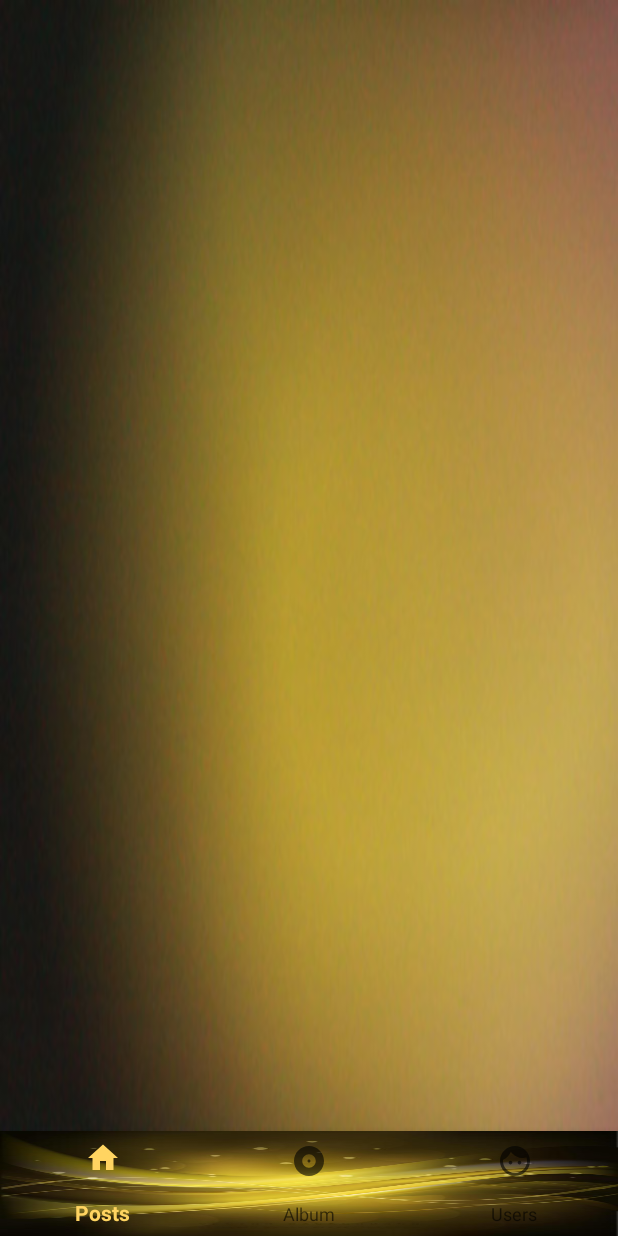
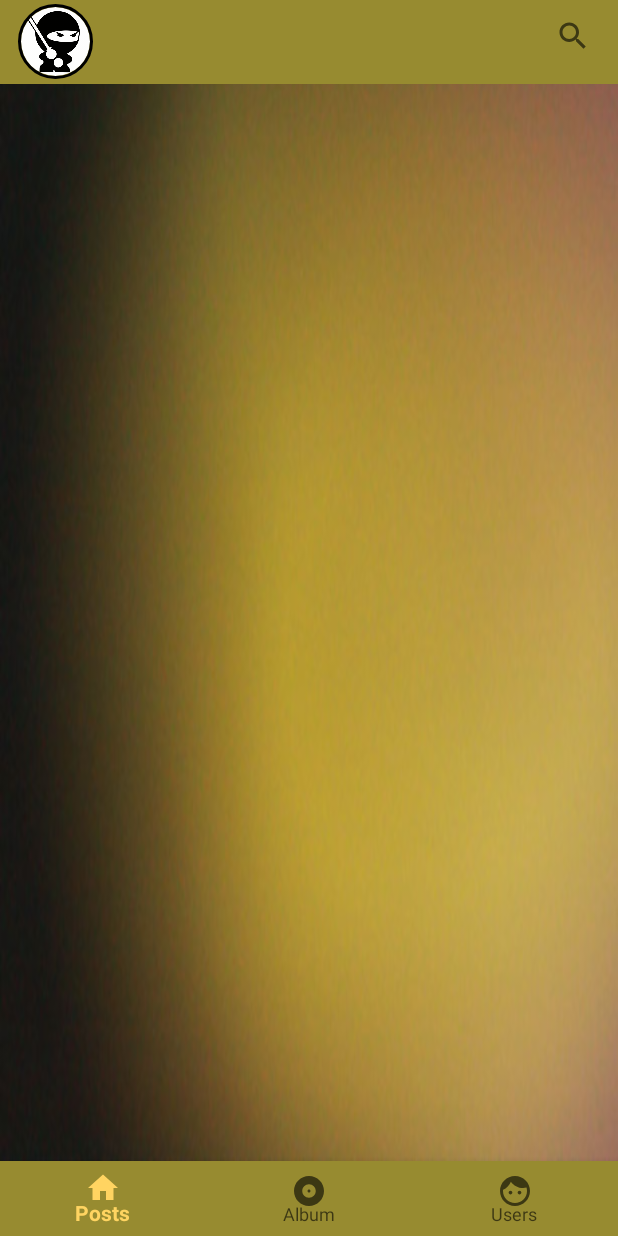
Before and after one commit to ezzat2019/FakeApi, an Android app: the screen it shows after launch (MainActivity), on a phone screen of 412 x 824 dp. Run offline under Robolectric (Android 15) with nearby library versions, the phone set to English and light mode, and no system bars; our stand-ins replace CircleImageView, paging; libraries missing offline, so code that uses them is left out: androidx.paging; 6 statements that could not run were skipped.

```diff
--- a/app/build.gradle
+++ b/app/build.gradle
@@ -57,5 +57,7 @@ dependencies {
 
     implementation 'com.sothree.slidinguppanel:library:3.4.0'
 
+    implementation 'de.hdodenhof:circleimageview:3.0.0'
+
 
 }
--- a/app/src/main/java/com/example/programmer/fakeapi/MainActivity.java
+++ b/app/src/main/java/com/example/programmer/fakeapi/MainActivity.java
@@ -1,9 +1,13 @@
 package com.example.programmer.fakeapi;
 
+import android.content.Context;
 import android.os.Bundle;
 import android.os.Handler;
 import android.util.Log;
+import android.view.KeyEvent;
 import android.view.MenuItem;
+import android.view.View;
+import android.view.inputmethod.InputMethodManager;
 import android.widget.Toast;
 
 import androidx.annotation.NonNull;
@@ -15,17 +19,11 @@ import com.example.programmer.fakeapi.adapters.view_pager.ViewPagerAdapter;
 import com.example.programmer.fakeapi.fragments.AlbumFragment;
 import com.example.programmer.fakeapi.fragments.PostFragment;
 import com.example.programmer.fakeapi.fragments.UsersFragment;
-import com.example.programmer.fakeapi.models.Comments;
-import com.example.programmer.fakeapi.retrofit.RetrofitMain;
 import com.example.programmer.fakeapi.view_models.MainViewModel;
 import com.google.android.material.bottomnavigation.BottomNavigationView;
 
 import java.util.ArrayList;
 import java.util.List;
-
-import retrofit2.Call;
-import retrofit2.Callback;
-import retrofit2.Response;
 
 public class MainActivity extends AppCompatActivity {
     // ui
@@ -33,7 +31,8 @@ public class MainActivity extends AppCompatActivity {
 
     private ViewPager viewPager;
     private List<Fragment> fragmentList;
-    private BottomNavigationView navView;
+    public static BottomNavigationView navView;
+
 
     // var
 
@@ -41,6 +40,7 @@ public class MainActivity extends AppCompatActivity {
     private ViewPagerAdapter viewPagerAdapter;
     private MenuItem item;
     private MainViewModel viewModel;
+    private InputMethodManager methodManager;
     private BottomNavigationView.OnNavigationItemSelectedListener mOnNavigationItemSelectedListener
             = new BottomNavigationView.OnNavigationItemSelectedListener() {
 
@@ -76,9 +76,13 @@ public class MainActivity extends AppCompatActivity {
 
         createBottomNaviagte();
 
+        methodManager = (InputMethodManager) getSystemService(Context.INPUT_METHOD_SERVICE);
+
+
 
 
     }
+
 
     private void createViewPager() {
         fragmentList = new ArrayList<>();
@@ -131,6 +135,14 @@ public class MainActivity extends AppCompatActivity {
 
     @Override
     public void onBackPressed() {
+        // close search view on back button pressed
+        if (PostFragment.searchView!=null) {
+            if (!PostFragment.searchView.isIconified()) {
+                PostFragment.searchView.setIconified(true);
+                return;
+            }
+        }
+
         if (isBack) {
             super.onBackPressed();
         } else {
@@ -146,4 +158,7 @@ public class MainActivity extends AppCompatActivity {
         }
 
     }
+
+
+
 }
--- a/app/src/main/java/com/example/programmer/fakeapi/fragments/PostFragment.java
+++ b/app/src/main/java/com/example/programmer/fakeapi/fragments/PostFragment.java
@@ -1,13 +1,17 @@
 package com.example.programmer.fakeapi.fragments;
 
 
+import android.content.Context;
 import android.content.Intent;
 import android.os.Bundle;
 import android.os.Handler;
+import android.view.KeyEvent;
 import android.view.LayoutInflater;
 import android.view.View;
 import android.view.ViewGroup;
+import android.view.inputmethod.InputMethodManager;
 import android.widget.ProgressBar;
+import android.widget.SearchView;
 
 import androidx.annotation.NonNull;
 import androidx.annotation.Nullable;
@@ -19,6 +23,7 @@ import androidx.recyclerview.widget.LinearLayoutManager;
 import androidx.recyclerview.widget.RecyclerView;
 
 import com.example.programmer.fakeapi.CommentActivity;
+import com.example.programmer.fakeapi.MainActivity;
 import com.example.programmer.fakeapi.R;
 import com.example.programmer.fakeapi.adapters.RecyclePostAdapter;
 import com.example.programmer.fakeapi.models.Posts;
@@ -34,12 +39,14 @@ public class PostFragment extends Fragment {
     // ui
     private RecyclerView recyclerView;
     private ProgressBar progressBar;
+    public static android.widget.SearchView searchView;
 
 
     // var
     private RecyclePostAdapter adapter;
     private MainViewModel mainViewModel;
     private static int id1;
+
 
 
     public PostFragment() {
@@ -60,9 +67,32 @@ public class PostFragment extends Fragment {
 
         setUpProgessBar(view);
 
-
         setUpRecycle(view);
 
+        setUpSearchView(view);
+
+    }
+
+    private void setUpSearchView(View view) {
+
+
+
+        searchView=view.findViewById(R.id.post_search);
+
+      searchView.setOnQueryTextListener(new SearchView.OnQueryTextListener() {
+          @Override
+          public boolean onQueryTextSubmit(String s) {
+
+              adapter.getFilter().filter(s);
+              return false;
+          }
+
+          @Override
+          public boolean onQueryTextChange(String s) {
+              adapter.getFilter().filter(s);
+              return false;
+          }
+      });
     }
 
 
@@ -112,4 +142,5 @@ public class PostFragment extends Fragment {
     public void setId1(int id22) {
         id1 = id22;
     }
+
 }
--- a/app/src/main/res/drawable/ic_album_black_24dp.xml
+++ b/app/src/main/res/drawable/ic_album_black_24dp.xml
@@ -4,6 +4,6 @@
         android:viewportWidth="24.0"
         android:viewportHeight="24.0">
     <path
-        android:fillColor="#FF000000"
+        android:fillColor="@color/colorAccent"
         android:pathData="M12,2C6.48,2 2,6.48 2,12s4.48,10 10,10 10,-4.48 10,-10S17.52,2 12,2zM12,16.5c-2.49,0 -4.5,-2.01 -4.5,-4.5S9.51,7.5 12,7.5s4.5,2.01 4.5,4.5 -2.01,4.5 -4.5,4.5zM12,11c-0.55,0 -1,0.45 -1,1s0.45,1 1,1 1,-0.45 1,-1 -0.45,-1 -1,-1z"/>
 </vector>
--- a/app/src/main/res/drawable/ic_face_black_24dp.xml
+++ b/app/src/main/res/drawable/ic_face_black_24dp.xml
@@ -4,6 +4,6 @@
         android:viewportWidth="24.0"
         android:viewportHeight="24.0">
     <path
-        android:fillColor="#FF000000"
+        android:fillColor="@color/colorAccent"
         android:pathData="M9,11.75c-0.69,0 -1.25,0.56 -1.25,1.25s0.56,1.25 1.25,1.25 1.25,-0.56 1.25,-1.25 -0.56,-1.25 -1.25,-1.25zM15,11.75c-0.69,0 -1.25,0.56 -1.25,1.25s0.56,1.25 1.25,1.25 1.25,-0.56 1.25,-1.25 -0.56,-1.25 -1.25,-1.25zM12,2C6.48,2 2,6.48 2,12s4.48,10 10,10 10,-4.48 10,-10S17.52,2 12,2zM12,20c-4.41,0 -8,-3.59 -8,-8 0,-0.29 0.02,-0.58 0.05,-0.86 2.36,-1.05 4.23,-2.98 5.21,-5.37C11.07,8.33 14.05,10 17.42,10c0.78,0 1.53,-0.09 2.25,-0.26 0.21,0.71 0.33,1.47 0.33,2.26 0,4.41 -3.59,8 -8,8z"/>
 </vector>
--- a/app/src/main/res/drawable/ic_home_black_24dp.xml
+++ b/app/src/main/res/drawable/ic_home_black_24dp.xml
@@ -4,6 +4,6 @@
     android:viewportWidth="24.0"
     android:viewportHeight="24.0">
     <path
-        android:fillColor="#FF000000"
+        android:fillColor="@color/colorAccent"
         android:pathData="M10,20v-6h4v6h5v-8h3L12,3 2,12h3v8z" />
 </vector>
--- /dev/null
+++ b/app/src/main/res/layout/action_bar_custom.xml
@@ -0,0 +1,34 @@
+<?xml version="1.0" encoding="utf-8"?>
+<FrameLayout xmlns:android="http://schemas.android.com/apk/res/android"
+    android:layout_width="match_parent"
+
+    android:layout_height="?attr/actionBarSize">
+    <RelativeLayout
+        android:layout_width="match_parent"
+        android:background="@color/colorAccent"
+        android:layout_height="match_parent">
+        <de.hdodenhof.circleimageview.CircleImageView
+            xmlns:app="http://schemas.android.com/apk/res-auto"
+            android:id="@+id/profile_image"
+            android:layout_width="50dp"
+            android:layout_height="50dp"
+            android:src="@drawable/main"
+            android:layout_centerVertical="true"
+            android:layout_marginLeft="12dp"
+            app:civ_border_width="2dp"
+            app:civ_border_color="#FF000000"/>
+
+        <SearchView
+            android:layout_width="wrap_content"
+            android:id="@+id/post_search"
+            android:layout_alignParentRight="true"
+            android:layout_marginRight="6dp"
+
+            android:layout_height="wrap_content"/>
+
+
+
+
+    </RelativeLayout>
+
+</FrameLayout>
--- a/app/src/main/res/layout/activity_main.xml
+++ b/app/src/main/res/layout/activity_main.xml
@@ -26,24 +26,31 @@
 
             <androidx.viewpager.widget.ViewPager
                 android:id="@+id/view_pager"
+
                 android:layout_width="match_parent"
                 android:layout_height="match_parent"
                 android:layout_alignParentStart="true"
-                android:layout_alignParentTop="true"
-                app:layout_behavior="@string/appbar_scrolling_view_behavior"
-                />
+                android:fitsSystemWindows="true"
+                app:layout_behavior="@string/appbar_scrolling_view_behavior" />
         </RelativeLayout>
     </FrameLayout>
 
     <com.google.android.material.bottomnavigation.BottomNavigationView
         android:id="@+id/nav_view"
         android:layout_width="wrap_content"
-        android:layout_height="70dp"
-
-        android:background="@drawable/back_yellow"
+        android:layout_height="50dp"
+        android:layout_alignParentStart="true"
+        android:layout_alignParentEnd="true"
+        android:layout_alignParentRight="true"
         android:layout_alignParentBottom="true"
+        android:background="@color/colorAccent"
 
 
+        android:elevation="13dp"
+        android:fitsSystemWindows="true"
+
+
+        app:itemHorizontalTranslationEnabled="true"
         app:menu="@menu/bottom_nav_menu" />
 
 </RelativeLayout>
--- a/app/src/main/res/layout/fragment_post.xml
+++ b/app/src/main/res/layout/fragment_post.xml
@@ -2,10 +2,14 @@
 <RelativeLayout xmlns:android="http://schemas.android.com/apk/res/android"
     xmlns:tools="http://schemas.android.com/tools"
     android:layout_width="match_parent"
-    xmlns:sothree="http://schemas.android.com/apk/res-auto"
+    android:layout_height="match_parent"
     android:background="@drawable/back_yellow4"
-    android:layout_height="match_parent"
     tools:context=".fragments.PostFragment">
+
+    <include
+        android:id="@+id/action"
+        layout="@layout/action_bar_custom" />
+
 
     <ProgressBar
         android:id="@+id/progress_bar_post"
@@ -19,8 +23,9 @@
         android:id="@+id/rec_posts"
         android:layout_width="match_parent"
         android:layout_height="match_parent"
+        android:layout_below="@+id/action"
         android:layout_alignParentStart="true"
-        android:layout_alignParentTop="true"
+
         android:layout_marginStart="0dp"
         android:layout_marginTop="0dp" />
 
--- /dev/null
+++ b/app/src/main/res/values-v25/styles.xml
@@ -0,0 +1,15 @@
+<?xml version="1.0" encoding="utf-8"?>
+<resources>
+
+    <style name="AppTheme" parent="Theme.AppCompat.Light.NoActionBar">
+        <!-- Customize your theme here. -->
+
+        <item name="colorPrimary">@color/colorPrimary</item>
+        <item name="colorPrimaryDark">@color/colorPrimaryDark</item>
+
+        <item name="colorAccent">@color/colorAccent</item>
+        <item name="android:windowActionBarOverlay">true</item>
+        <item name="android:windowActivityTransitions">true</item>
+        <item name="android:windowContentTransitions">true</item>
+    </style>
+</resources>
--- a/app/src/main/res/values/colors.xml
+++ b/app/src/main/res/values/colors.xml
@@ -3,5 +3,5 @@
     <color name="colorPrimary">#FFD461</color>
     <color name="colorPrimaryDark">#978B30</color>
     <color name="colorAccent">#978B30</color>
-    <color name="colorBackground">#F8E8C8</color>
+    <color name="colorBackground">#746B35</color>
 </resources>
--- a/app/src/main/res/values/styles.xml
+++ b/app/src/main/res/values/styles.xml
@@ -1,11 +1,23 @@
 <resources>
 
+    <style name="AppTheme1" parent="Theme.AppCompat.Light.NoActionBar">
+        <!-- Customize your theme here. -->
+<item name="android:windowFullscreen">true</item>
+        <item name="colorPrimary">@color/colorPrimary</item>
+        <item name="colorPrimaryDark">@color/colorPrimaryDark</item>
+
+        <item name="colorAccent">@color/colorAccent</item>
+        <item name="android:windowActionBarOverlay">true</item>
+        <item name="android:windowActivityTransitions">true</item>
+        <item name="android:windowContentTransitions">true</item>
+    </style>
     <!-- Base application theme. -->
     <style name="AppTheme" parent="Theme.AppCompat.Light.NoActionBar">
         <!-- Customize your theme here. -->
 
         <item name="colorPrimary">@color/colorPrimary</item>
         <item name="colorPrimaryDark">@color/colorPrimaryDark</item>
+
         <item name="colorAccent">@color/colorAccent</item>
         <item name="android:windowActionBarOverlay">true</item>
         <item name="android:windowActivityTransitions">true</item>
```
Also changed, not shown: app/src/main/AndroidManifest.xml (+4 -3 lines), app/src/main/java/com/example/programmer/fakeapi/adapters/RecyclePostAdapter.java (+108 -3 lines), app/src/main/res/drawable/square.xml (added, +9 -0 lines), app/src/main/res/layout/item_comment.xml (+18 -19 lines), app/src/main/res/layout/item_post.xml (+32 -21 lines).
